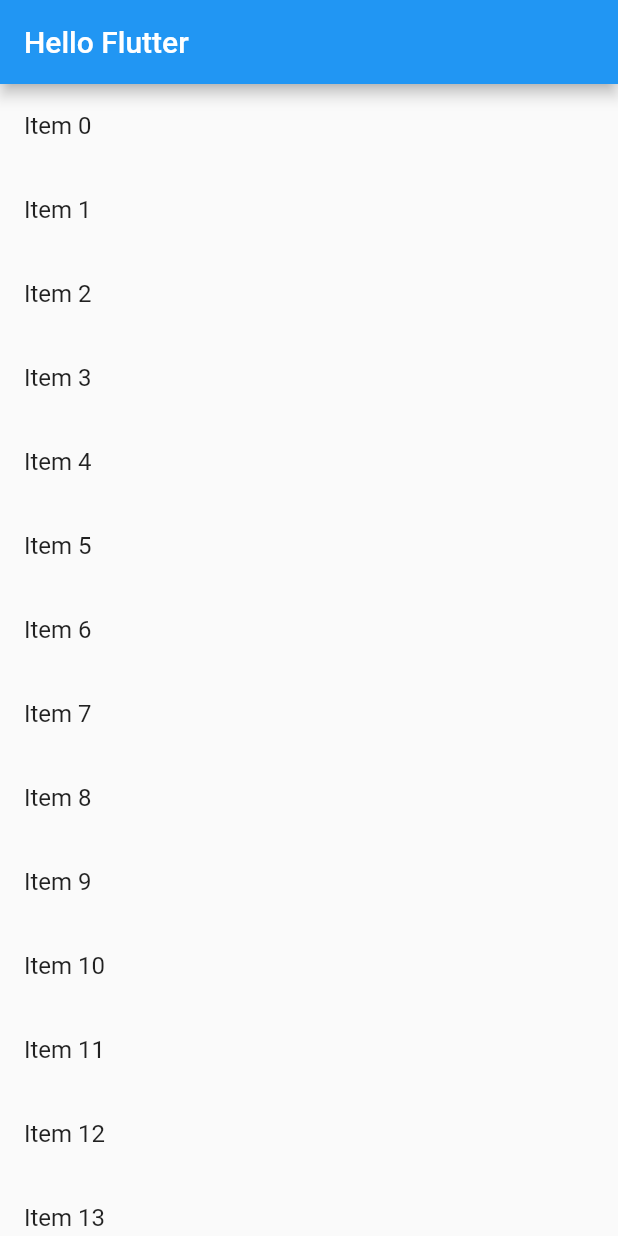
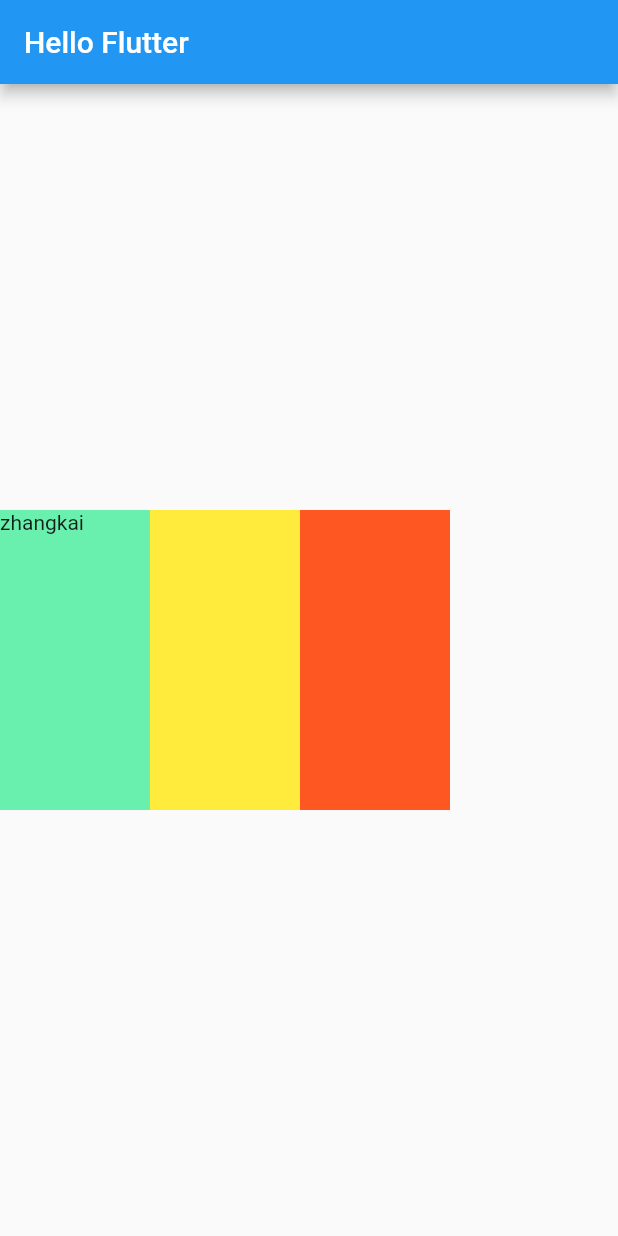
Before and after one commit to zhangkai0621/flutter, a Flutter app: the screen it shows after launch, on a phone screen of 412 x 824 dp. Run offline on Flutter 3.47's test engine with Material 2 defaults, Android fonts, the phone set to English and light mode, and no system bars.

Commit message:
横向ListView组件嵌套

```diff
--- a/flutter_ListView/lib/main.dart
+++ b/flutter_ListView/lib/main.dart
@@ -1,16 +1,8 @@
 import 'package:flutter/material.dart';
 
-void main() => runApp(MyApp(
-    // arr: List(), // 不固定长度的 List，相当于数组
-    items: new List<String>.generate(1000, (i) => "Item $i")
-));
+void main() => runApp(MyApp());
 
 class MyApp extends StatelessWidget {
-    // 声明一个常量为 List 类型
-    final List<String> items;
-    // @required 表示必须传入一个参数
-    MyApp({Key key, @required this.items}):super(key: key);
-
     @override
     Widget build(BuildContext context) {
         return MaterialApp(
@@ -19,15 +11,42 @@ class MyApp extends StatelessWidget {
                 appBar: new AppBar(
                     title: new Text('Hello Flutter'),
                 ),
-                body: new ListView.builder( // new 一个动态加载的 ListView
-                    itemCount: items.length, // 需要生产多少条数据、
-                    itemBuilder: (context, index) {
-                        return new ListTile(
-                            title: new Text('${items[index]}'),
-                        );
-                    },
-                ),
+                body: Center(
+                    child: Container(
+                        height: 200.0,
+                        child: MyList(),
+                    ),
+                )
             ),
         );
     }
 }
+
+class MyList extends StatelessWidget{
+    @override
+    Widget build(BuildContext context){
+        return ListView(
+            scrollDirection: Axis.horizontal,
+            children: <Widget>[
+                new Container(
+                    width: 100.0,
+                    height: 200.0,
+                    color: Colors.greenAccent,
+                    child: new Text(
+                        'zhangkai',
+                    ),
+                ),
+                new Container(
+                    width: 100.0,
+                    height: 200.0,
+                    color: Colors.yellow,
+                ),
+                new Container(
+                    width: 100.0,
+                    height: 200.0,
+                    color: Colors.deepOrange,
+                ),
+            ],
+        );
+    }
+}
```
